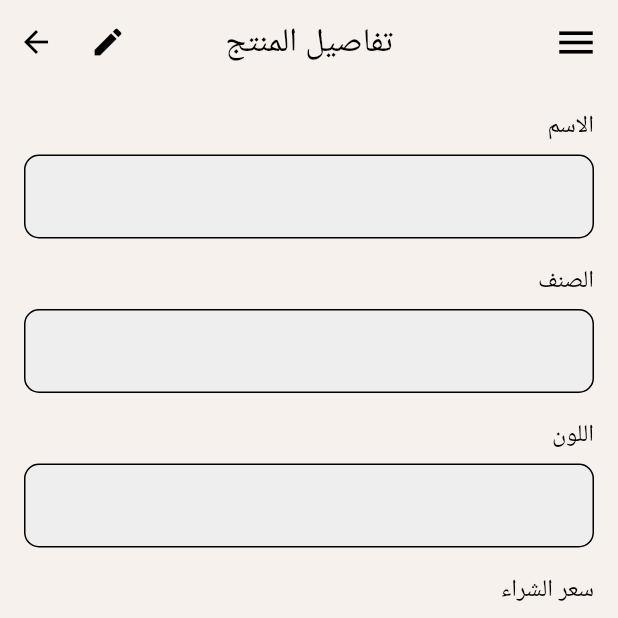
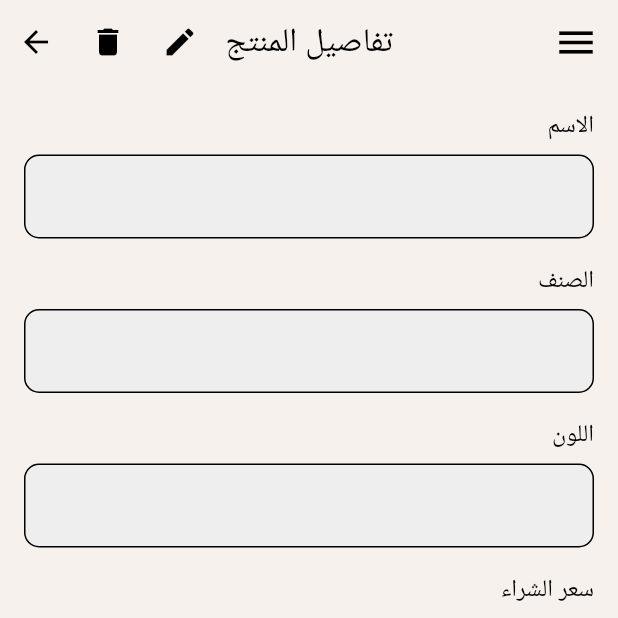
Before and after one commit to mawada-sweis/simple_finance, a Flutter app: the ProductDetailScreen screen opened directly with empty values, on a phone screen of 412 x 824 dp, the top half of it. Run offline on Flutter 3.47's test engine with Material 3 defaults, Android fonts, the phone set to English and light mode, and no system bars; our stand-ins replace cloud_firestore, firebase_core, logger; accounts and stored records are empty.

Commit message:
delete selected product

```diff
--- a/lib/components/app_bar.dart
+++ b/lib/components/app_bar.dart
@@ -9,6 +9,8 @@ class CustomeAppBar extends StatelessWidget implements PreferredSizeWidget {
   final bool showEditIcon;
   final Function? onEditPressed;
   final bool isEditing;
+  final bool showDeleteIcon;
+  final Function? onDeletePressed;
 
   const CustomeAppBar({
     super.key,
@@ -20,6 +22,8 @@ class CustomeAppBar extends StatelessWidget implements PreferredSizeWidget {
     this.showEditIcon = false,
     this.onEditPressed,
     this.isEditing = false,
+    this.showDeleteIcon = false,
+    this.onDeletePressed,
   });
 
   @override
@@ -36,11 +40,21 @@ class CustomeAppBar extends StatelessWidget implements PreferredSizeWidget {
       title: Text(title),
       centerTitle: true,
       actions: [
+        if (showEditIcon)
           IconButton(
             icon: Icon(isEditing ? Icons.save : Icons.edit),
             onPressed: () {
               if (onEditPressed != null) {
                 onEditPressed!();
+              }
+            },
+          ),
+        if (showDeleteIcon)
+          IconButton(
+            icon: const Icon(Icons.delete),
+            onPressed: () {
+              if (onDeletePressed != null) {
+                onDeletePressed!();
               }
             },
           ),
```
Also changed, not shown: lib/components/delete_confirmation_dialog.dart (added, +33 -0 lines), lib/screens/product_detail_screen.dart (+35 -0 lines), lib/screens/product_screen.dart (+11 -15 lines). Lines whose indentation alone changed are shown as unchanged.
